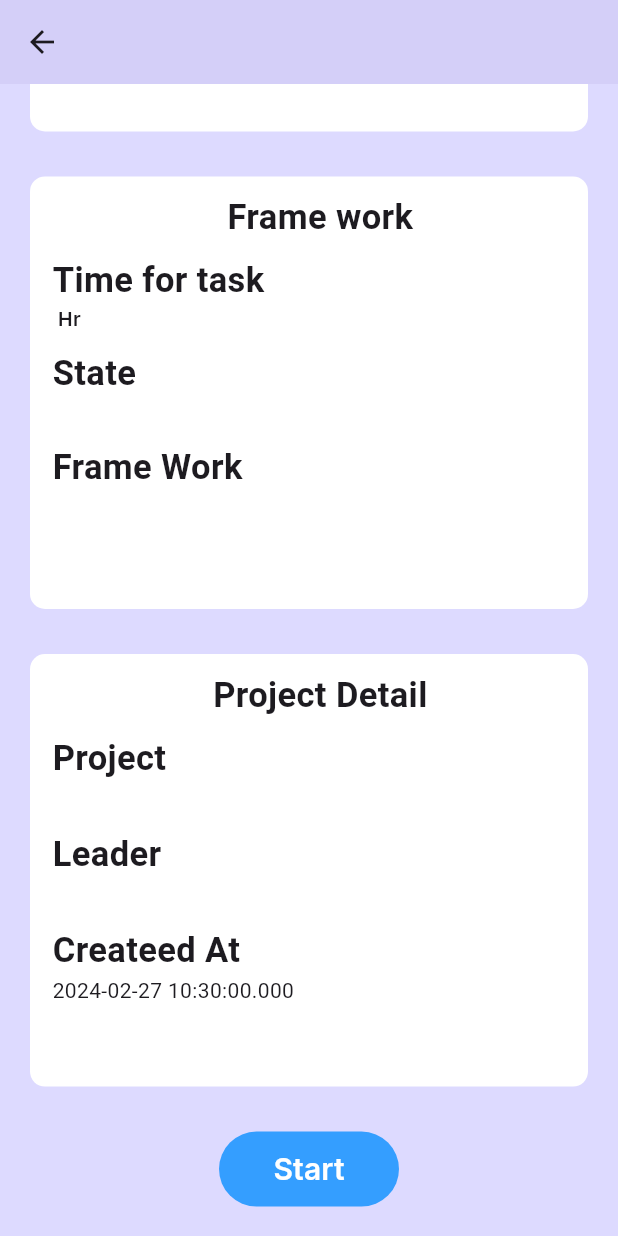
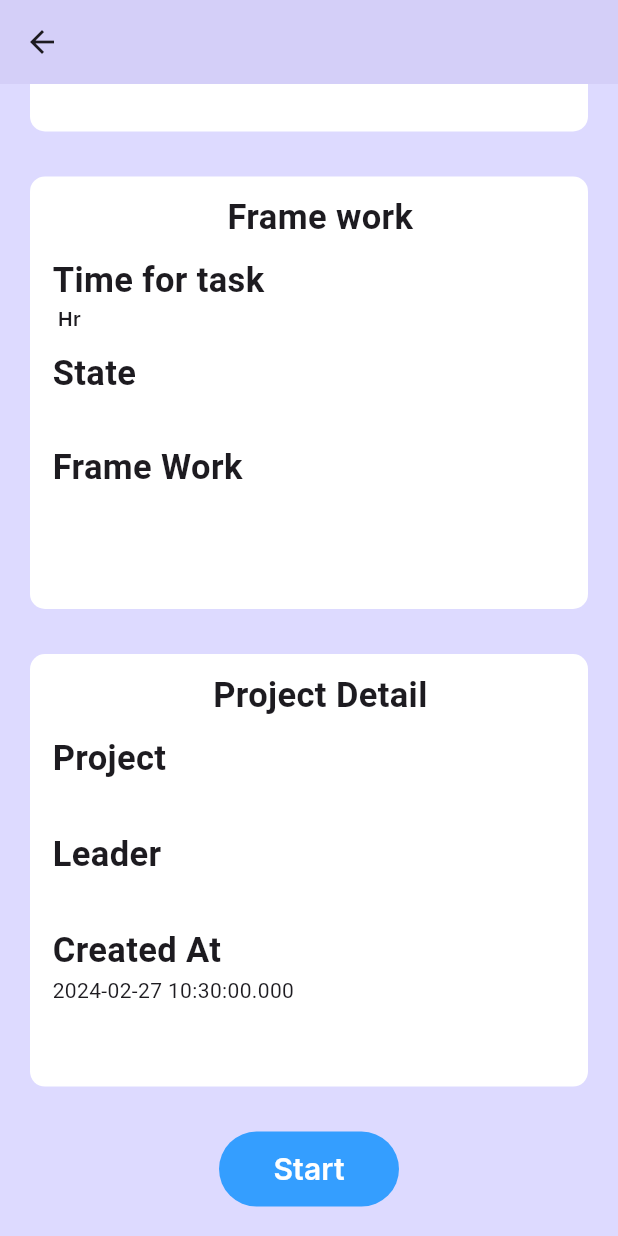
Before and after one commit to asfand124/ui_design, a Flutter app: the TaskDetail screen opened directly with empty values, scrolled down 298 dp, on a phone screen of 412 x 824 dp. Run offline on Flutter 3.47's test engine with Material 3 defaults, Android fonts, the phone set to English and light mode, and no system bars; our stand-ins replace cloud_firestore, firebase_auth, firebase_core, flutter_easyloading, google_fonts, pie_chart and 2 more; accounts and stored records are empty; Roboto replaces fonts that are missing (Karma).

Commit message:
some changes in admin section

```diff
--- a/lib/component/TaskDetail.dart
+++ b/lib/component/TaskDetail.dart
@@ -8,6 +8,7 @@ import 'package:ui_design/logics/User.dart';
 class TaskDetail extends StatefulWidget {
   final Map<String, dynamic> taskDetails;
   final bool showTaskData;
+
   final bool showApprovalOptions;
   const TaskDetail(
       {super.key,
@@ -344,12 +345,12 @@ class _TaskDetailState extends State<TaskDetail> {
                       style:
                           TextStyle(fontSize: 23, fontWeight: FontWeight.w600),
                     ),
-                    Text('${widget.taskDetails['leadedBy']}'),
+                    Text('${widget.taskDetails['leadby']}'),
                     SizedBox(
                       height: 10,
                     ),
                     Text(
-                      'Createed At',
+                      'Created At',
                       style:
                           TextStyle(fontSize: 23, fontWeight: FontWeight.w600),
                     ),
```
